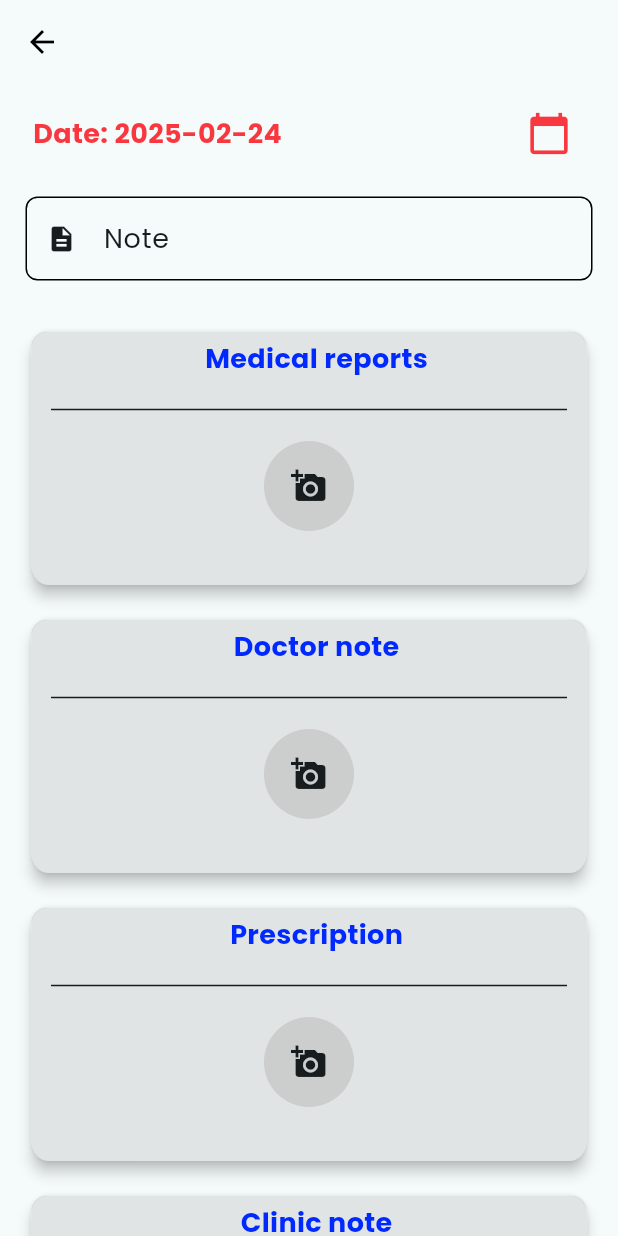
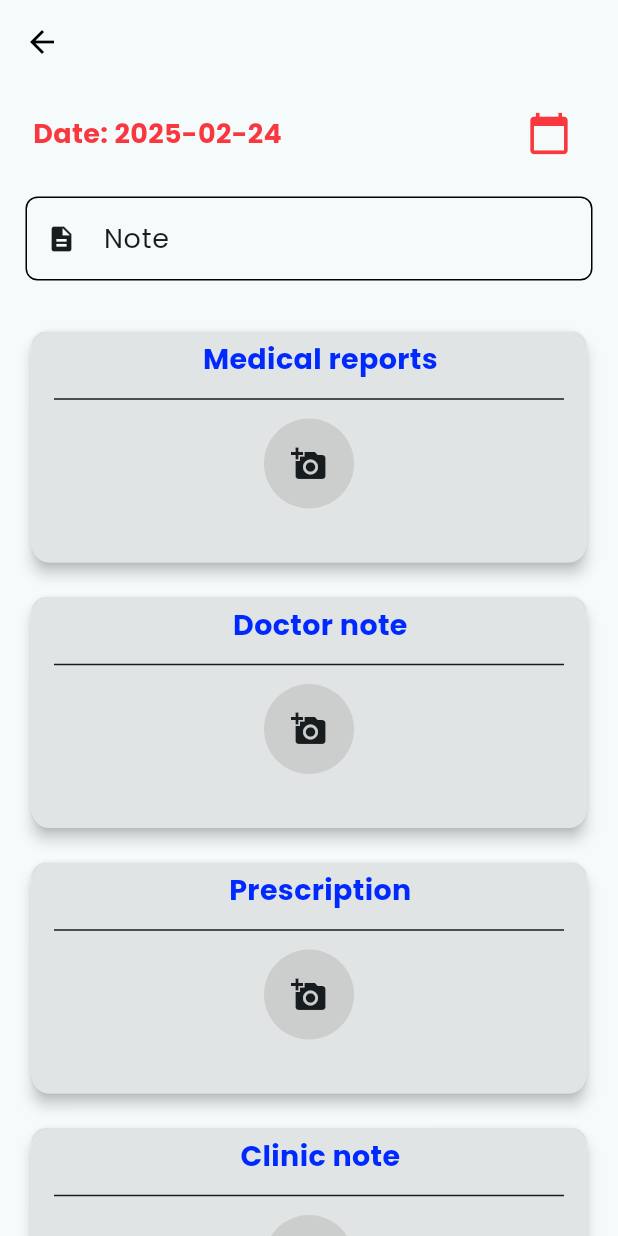
Before and after one commit to andriimobdev25/healthcare-app, a Flutter app: the AddHealthReport screen opened directly with empty values, on a phone screen of 412 x 824 dp. Run offline on Flutter 3.47's test engine with Material 3 defaults, Android fonts, the phone set to English and light mode, and no system bars; our stand-ins replace animate_do, cloud_firestore, firebase_auth, firebase_core, firebase_messaging, firebase_storage and 8 more; missing offline and left inert: google_mlkit_text_recognition; accounts and stored records are empty; network calls fail.

Commit message:
Increase width of SizedBox and font size in SingleCategoryImageCard for improved layout and readability; adjust Divider padding for better spacing

```diff
--- a/lib/widgets/single_category/single_category_image_card.dart
+++ b/lib/widgets/single_category/single_category_image_card.dart
@@ -51,12 +51,12 @@ class _SingleCategoryImageCardState extends State<SingleCategoryImageCard> {
                 mainAxisAlignment: MainAxisAlignment.spaceEvenly,
                 children: [
                   SizedBox(
-                    width: 10,
+                    width: 15,
                   ),
                   Text(
                     widget.title,
                     style: TextStyle(
-                      fontSize: 18,
+                      fontSize: 19,
                       fontWeight: FontWeight.bold,
                       color: mainLandMarksColor,
                     ),
@@ -85,7 +85,9 @@ class _SingleCategoryImageCardState extends State<SingleCategoryImageCard> {
                 height: 5,
               ),
               Padding(
-                padding: const EdgeInsets.all(8.0),
+                padding: const EdgeInsets.symmetric(
+                  horizontal: 10,
+                ),
                 child: Divider(),
               ),
               SizedBox(
```
